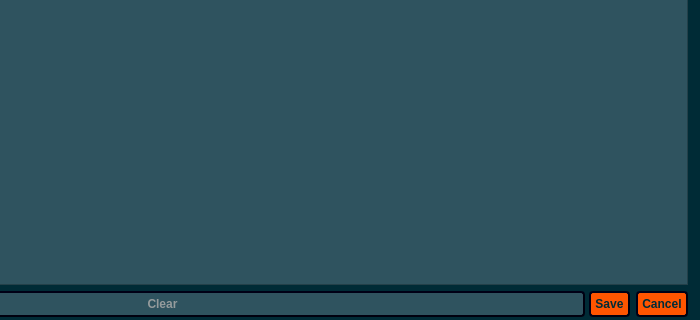
Old version of the form argdialog.ui in the repository StronglogicSolutions/ky_gui; both pictures show x 270 to 970 and y 544 to 864 of the 970 by 864 pixel window.
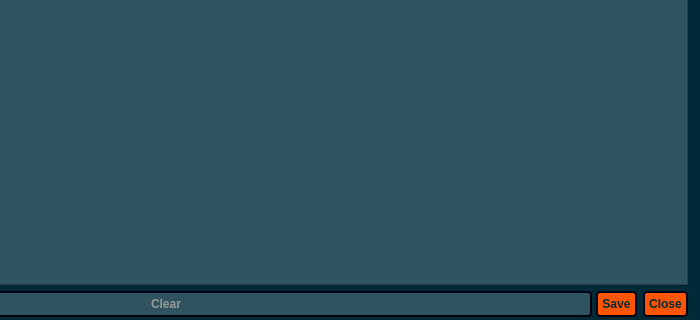
New version of the form. Icons and pictures are not drawn.

Commit message: overriding QDialog`s accept method to not close the dialog. Only close if `Close` is clicked

Patch:
```diff
--- a/argdialog.ui
+++ b/argdialog.ui
@@ -453,7 +453,7 @@
          <enum>Qt::Horizontal</enum>
         </property>
         <property name="standardButtons">
-         <set>QDialogButtonBox::Cancel|QDialogButtonBox::Save</set>
+         <set>QDialogButtonBox::Close|QDialogButtonBox::Save</set>
         </property>
         <property name="centerButtons">
          <bool>true</bool>
```
The commit also changes 3 other files.
